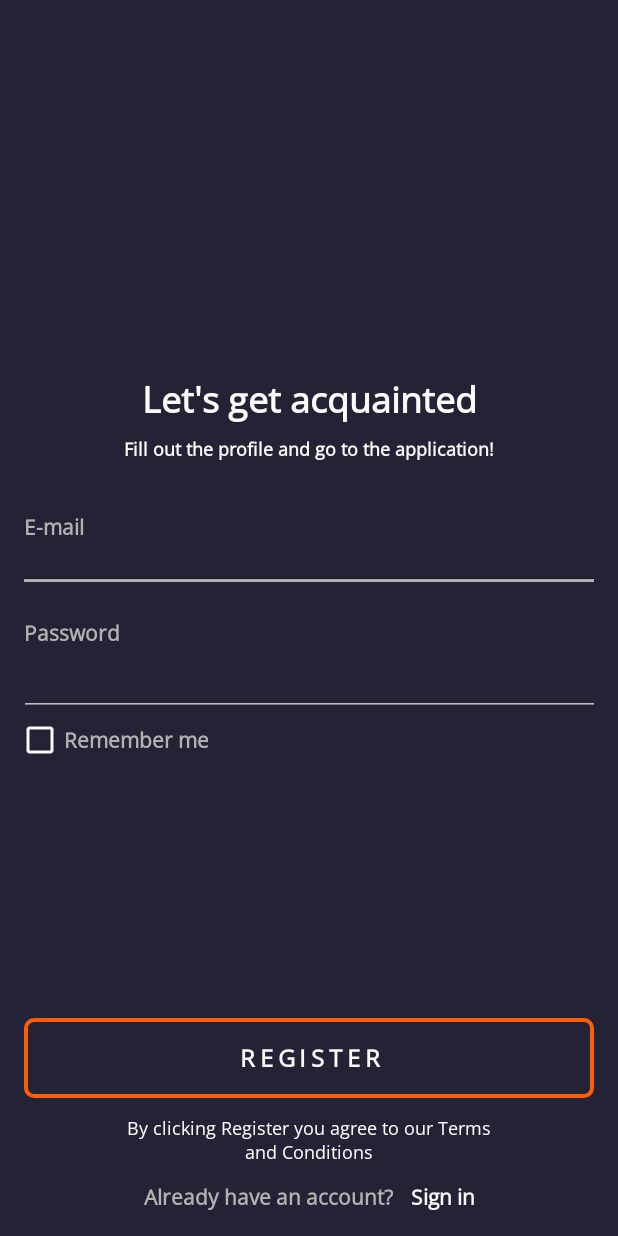
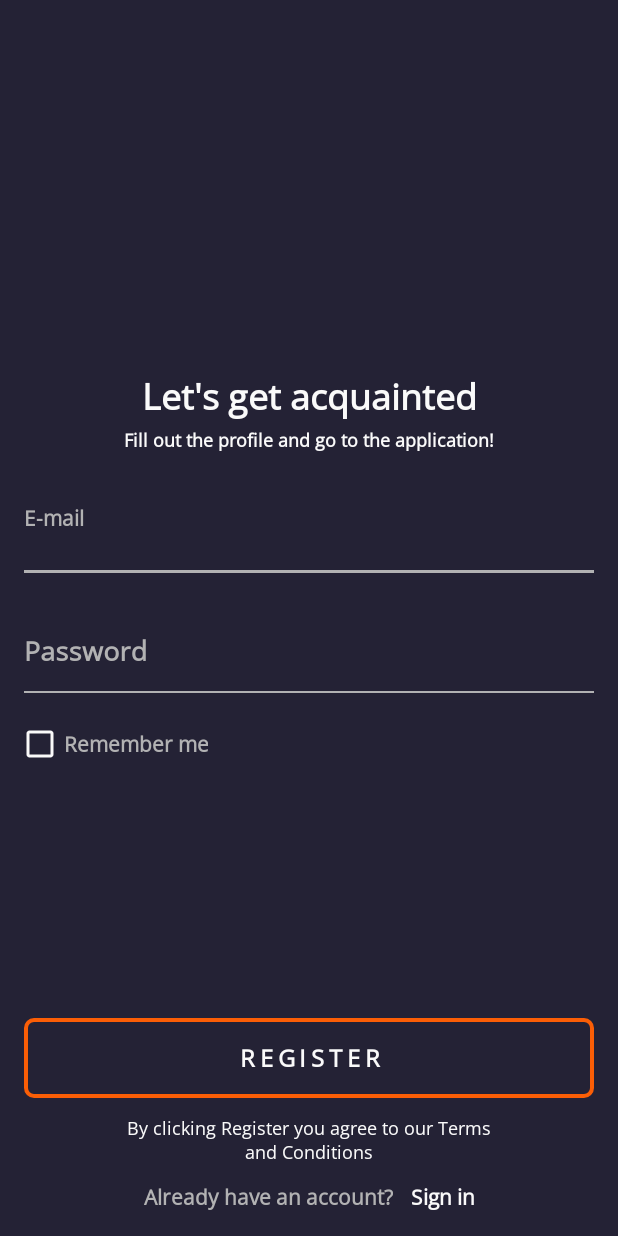
Before and after one commit to oprotsenko/MyProfile, an Android app: the screen it shows after launch (AuthActivity), on a phone screen of 412 x 824 dp. Run offline under Robolectric (Android 15) with nearby library versions, the phone set to English and light mode, and no system bars.

Commit message:
first review

```diff
--- a/app/src/main/java/com/protsolo/AuthActivity.kt
+++ b/app/src/main/java/com/protsolo/AuthActivity.kt
@@ -1,13 +1,10 @@
 package com.protsolo
 
 import PreferenceStorage
+import android.content.Intent
+import android.os.Bundle
+import android.util.Patterns
 import androidx.appcompat.app.AppCompatActivity
-import android.os.Bundle
-
-import android.content.Intent
-import android.content.res.ColorStateList
-import android.graphics.Color
-import android.util.Patterns
 import androidx.core.widget.doOnTextChanged
 import com.protsolo.databinding.ActivityAuthBinding
 
@@ -29,21 +26,27 @@ class AuthActivity : AppCompatActivity() {
 
     private fun setListeners() {
         binding.apply {
-            textLayoutEmail.editText?.doOnTextChanged { text, start, before, count ->
+            textInputLayoutEmail.editText?.doOnTextChanged { text, start, before, count ->
                 if (validMail(text)) {
-                    textLayoutEmail.isErrorEnabled = false
+                    textInputLayoutEmail.isErrorEnabled = false
                 } else {
-                    textLayoutEmail.error = "Email is not valid"
-                    textLayoutEmail.isErrorEnabled = true
+                    textInputLayoutEmail.error = "Email is not valid"
+                    textInputLayoutEmail.isErrorEnabled = true
                 }
-                buttonRegister.isEnabled = validMail(textLayoutEmail.editText!!.text) && validPassword(editTextPasswordField.text)
+                buttonRegister.isEnabled =
+                    validMail(textInputLayoutEmail.editText!!.text) && validPassword(
+                        editTextPasswordField.text
+                    )
             }
             editTextPasswordField.doOnTextChanged { text, start, before, count ->
                 if (validPassword(text)) {
                 } else {
                     editTextPasswordField.error = "Use at last 8 symbols"
                 }
-                buttonRegister.isEnabled = validMail(textLayoutEmail.editText!!.text) && validPassword(editTextPasswordField.text)
+                buttonRegister.isEnabled =
+                    validMail(textInputLayoutEmail.editText!!.text) && validPassword(
+                        editTextPasswordField.text
+                    )
             }
             buttonRegister.setOnClickListener {
                 buttonRegister.isEnabled = false
--- a/app/src/main/res/layout/activity_auth.xml
+++ b/app/src/main/res/layout/activity_auth.xml
@@ -1,5 +1,4 @@
 <?xml version="1.0" encoding="utf-8"?>
-
 <androidx.constraintlayout.widget.ConstraintLayout xmlns:android="http://schemas.android.com/apk/res/android"
     xmlns:app="http://schemas.android.com/apk/res-auto"
     xmlns:tools="http://schemas.android.com/tools"
@@ -9,42 +8,50 @@
     app:layoutDescription="@xml/activity_auth_scene"
     tools:context=".AuthActivity">
 
-    <!--    <androidx.constraintlayout.widget.ConstraintLayout-->
-    <!--        style="@style/InnerLayout"-->
-    <!--        android:layout_marginBottom="@dimen/between_elements_margin"-->
-    <!--        app:layout_constraintBottom_toTopOf="@id/guideLineHorizontalCenter"-->
-    <!--        app:layout_constraintEnd_toEndOf="parent"-->
-    <!--        app:layout_constraintStart_toStartOf="parent">-->
+    <androidx.constraintlayout.widget.Guideline
+        android:id="@+id/guideLineHorizontal0.3"
+        android:layout_width="wrap_content"
+        android:layout_height="wrap_content"
+        android:orientation="horizontal"
+        app:layout_constraintGuide_percent="0.3" />
+
+    <androidx.constraintlayout.widget.ConstraintLayout
+        android:id="@+id/constraintLayout2"
+        style="@style/InnerLayout"
+        android:layout_width="match_parent"
+        android:layout_height="wrap_content"
+        app:layout_constraintTop_toTopOf="@id/guideLineHorizontal0.3"
+        tools:layout_editor_absoluteX="16dp">
 
         <androidx.appcompat.widget.AppCompatTextView
+            android:id="@+id/textViewTitle"
             style="@style/Text"
             android:layout_width="wrap_content"
             android:layout_height="wrap_content"
-        android:layout_marginBottom="@dimen/between_text_margin"
             android:text="@string/register_invitation"
             android:textSize="@dimen/h1"
-        app:layout_constraintBottom_toTopOf="@id/textViewFillOutDescription"
             app:layout_constraintEnd_toEndOf="parent"
-        app:layout_constraintStart_toStartOf="parent" />
+            app:layout_constraintStart_toStartOf="parent"
+            app:layout_constraintTop_toTopOf="parent" />
 
         <androidx.appcompat.widget.AppCompatTextView
             android:id="@+id/textViewFillOutDescription"
             style="@style/Text"
             android:layout_width="wrap_content"
             android:layout_height="wrap_content"
+            android:layout_marginTop="4dp"
             android:layout_marginBottom="@dimen/between_elements_margin"
             android:text="@string/fill_out_description"
             android:textSize="@dimen/h4"
-        app:layout_constraintBottom_toTopOf="@id/textLayoutEmail"
             app:layout_constraintEnd_toEndOf="parent"
-        app:layout_constraintStart_toStartOf="parent" />
+            app:layout_constraintStart_toStartOf="parent"
+            app:layout_constraintTop_toBottomOf="@+id/textViewTitle" />
 
         <com.google.android.material.textfield.TextInputLayout
-        android:id="@+id/textLayoutEmail"
+            android:id="@+id/textInputLayoutEmail"
             android:layout_width="match_parent"
             android:layout_height="wrap_content"
-        android:layout_marginStart="@dimen/sides_margin"
-        android:layout_marginEnd="@dimen/sides_margin"
+            android:layout_marginTop="24dp"
             android:layout_marginBottom="@dimen/between_elements_margin"
             android:baselineAligned="false"
             android:textAlignment="textStart"
@@ -54,14 +61,14 @@
             app:boxBackgroundMode="filled"
             app:boxStrokeColor="@color/light_gray_text"
             app:boxStrokeErrorColor="@color/light_gray_text"
-        app:boxStrokeWidth="2.5dp"
+            app:boxStrokeWidth="1.5dp"
             app:errorEnabled="false"
             app:errorTextColor="@color/error_color"
             app:hintAnimationEnabled="false"
             app:hintTextAppearance="@style/TextAppearance.AppCompat.Small"
-        app:layout_constraintBottom_toTopOf="@+id/guideLineHorizontalCenter"
             app:layout_constraintEnd_toEndOf="parent"
-        app:layout_constraintStart_toStartOf="parent">
+            app:layout_constraintStart_toStartOf="parent"
+            app:layout_constraintTop_toBottomOf="@+id/textViewFillOutDescription">
 
             <com.google.android.material.textfield.TextInputEditText
                 android:id="@+id/editTextEmailAddressField"
@@ -77,59 +84,54 @@
                 android:textAlignment="textStart"
                 android:textColorHint="@color/light_gray_text"
                 android:textSize="@dimen/h2"
-            app:layout_constraintBottom_toBottomOf="parent"
                 app:layout_constraintEnd_toEndOf="parent"
                 app:layout_constraintStart_toStartOf="parent"
+                app:layout_constraintTop_toTopOf="parent"
                 tools:ignore="RtlSymmetry" />
         </com.google.android.material.textfield.TextInputLayout>
 
-    <!--        <androidx.appcompat.widget.AppCompatTextView-->
-    <!--            android:id="@+id/TextViewEmailSign"-->
-    <!--            style="@style/Text.LightGray"-->
-    <!--            android:text="@string/email"-->
-    <!--            android:textSize="@dimen/h3"-->
-    <!--            app:layout_constraintBottom_toTopOf="@id/editTextEmailAddressField"-->
-    <!--            app:layout_constraintStart_toStartOf="parent"-->
-    <!--            tools:ignore="MissingConstraints" />-->
-
-    <!--        <androidx.appcompat.widget.AppCompatEditText-->
-    <!--            android:id="@+id/editTextEmailAddressField"-->
-    <!--            style="@style/EditTextField"-->
-    <!--            android:inputType="textEmailAddress"-->
-    <!--            app:layout_constraintBottom_toBottomOf="parent"-->
-    <!--            app:layout_constraintEnd_toEndOf="parent"-->
-    <!--            app:layout_constraintStart_toStartOf="parent" />-->
-    <!--    </androidx.constraintlayout.widget.ConstraintLayout>-->
-
-    <androidx.constraintlayout.widget.Guideline
-        android:id="@+id/guideLineHorizontalCenter"
-        android:layout_width="wrap_content"
+        <com.google.android.material.textfield.TextInputLayout
+            android:id="@+id/textInputLayoutPassword"
+            android:layout_width="match_parent"
             android:layout_height="wrap_content"
-        android:orientation="horizontal"
-        app:layout_constraintGuide_percent="0.5" />
-
-    <androidx.constraintlayout.widget.ConstraintLayout
-        style="@style/InnerLayout"
+            android:layout_marginTop="24dp"
+            android:layout_marginBottom="@dimen/between_elements_margin"
+            android:baselineAligned="false"
+            android:textAlignment="textStart"
+            android:textColorHint="@color/light_gray_text"
+            android:textSize="@dimen/h3"
+            app:boxBackgroundColor="@color/light_gray_text"
+            app:boxBackgroundMode="filled"
+            app:boxStrokeColor="@color/light_gray_text"
+            app:boxStrokeErrorColor="@color/light_gray_text"
+            app:boxStrokeWidth="1.5dp"
+            app:errorEnabled="false"
+            app:errorTextColor="@color/error_color"
+            app:hintAnimationEnabled="false"
+            app:hintTextAppearance="@style/TextAppearance.AppCompat.Small"
             app:layout_constraintEnd_toEndOf="parent"
             app:layout_constraintStart_toStartOf="parent"
-        app:layout_constraintTop_toTopOf="@id/guideLineHorizontalCenter">
+            app:layout_constraintTop_toBottomOf="@id/textInputLayoutEmail">
 
-        <androidx.appcompat.widget.AppCompatTextView
-            android:id="@+id/TextViewPasswordSign"
-            style="@style/Text.LightGray"
-            android:text="@string/password"
-            android:textSize="@dimen/h3"
-            tools:ignore="MissingConstraints" />
-
-
-        <androidx.appcompat.widget.AppCompatEditText
+            <com.google.android.material.textfield.TextInputEditText
                 android:id="@+id/editTextPasswordField"
-            style="@style/EditTextField"
-            android:inputType="textPassword"
+                style="@style/Text"
+                android:layout_width="match_parent"
+                android:layout_height="match_parent"
+                android:background="@color/main_blue_color"
+                android:ems="10"
+                android:foregroundTint="@color/light_gray_text"
+                android:hint="@string/password"
+                android:inputType="textEmailAddress"
+                android:paddingStart="0dp"
+                android:textAlignment="textStart"
+                android:textColorHint="@color/light_gray_text"
+                android:textSize="@dimen/h2"
                 app:layout_constraintEnd_toEndOf="parent"
                 app:layout_constraintStart_toStartOf="parent"
-            app:layout_constraintTop_toBottomOf="@id/TextViewPasswordSign" />
-
+                app:layout_constraintTop_toTopOf="parent"
+                tools:ignore="RtlSymmetry" />
+        </com.google.android.material.textfield.TextInputLayout>
 
         <androidx.appcompat.widget.AppCompatCheckBox
             android:id="@+id/checkBox"
@@ -137,14 +139,22 @@
             android:layout_width="wrap_content"
             android:layout_height="wrap_content"
             android:layout_marginStart="-6dp"
+            android:layout_marginTop="18dp"
             android:buttonTint="@color/white"
             android:minHeight="@dimen/zero"
             android:text="@string/remember_me"
             app:layout_constraintStart_toStartOf="parent"
-            app:layout_constraintTop_toBottomOf="@id/editTextPasswordField" />
+            app:layout_constraintTop_toBottomOf="@id/textInputLayoutPassword" />
 
     </androidx.constraintlayout.widget.ConstraintLayout>
 
+    <androidx.constraintlayout.widget.ConstraintLayout
+        style="@style/InnerLayout"
+        android:layout_width="match_parent"
+        android:layout_height="wrap_content"
+        app:layout_constraintBottom_toBottomOf="parent"
+        app:layout_constraintEnd_toEndOf="parent"
+        app:layout_constraintStart_toStartOf="parent">
 
         <androidx.appcompat.widget.AppCompatButton
             android:id="@+id/buttonRegister"
@@ -199,6 +209,7 @@
                 app:layout_constraintStart_toEndOf="@id/textViewHaveAccount" />
 
         </androidx.constraintlayout.widget.ConstraintLayout>
+    </androidx.constraintlayout.widget.ConstraintLayout>
 
 
 </androidx.constraintlayout.widget.ConstraintLayout>
--- a/app/src/main/res/layout/activity_main.xml
+++ b/app/src/main/res/layout/activity_main.xml
@@ -9,6 +9,7 @@
     tools:context=".MainActivity">
 
     <androidx.constraintlayout.widget.ConstraintLayout
+        android:id="@+id/constraintLayout3"
         android:layout_width="match_parent"
         android:layout_height="@dimen/zero"
         android:background="@color/main_blue_color"
@@ -85,6 +86,14 @@
         android:orientation="horizontal"
         app:layout_constraintGuide_percent="0.5" />
 
+    <androidx.constraintlayout.widget.ConstraintLayout
+        style="@style/InnerLayout"
+        android:layout_width="match_parent"
+        android:layout_height="wrap_content"
+        app:layout_constraintBottom_toBottomOf="parent"
+        app:layout_constraintEnd_toEndOf="parent"
+        app:layout_constraintStart_toStartOf="parent">
+
         <androidx.appcompat.widget.AppCompatButton
             android:id="@+id/buttonSocialFacebook"
             android:layout_width="wrap_content"
@@ -148,6 +157,7 @@
             app:layout_constraintBottom_toBottomOf="parent"
             app:layout_constraintEnd_toEndOf="parent"
             app:layout_constraintStart_toStartOf="parent" />
+    </androidx.constraintlayout.widget.ConstraintLayout>
 
 
 </androidx.constraintlayout.widget.ConstraintLayout>
--- a/app/src/main/res/values/colors.xml
+++ b/app/src/main/res/values/colors.xml
@@ -14,4 +14,5 @@
     <color name="orange">#FB5E06</color>
     <color name="gray_line">#BDBDBD</color>
     <color name="error_color">#F93E3E</color>
+    <color name="mtrl_textinput_default_box_stroke_color">#B2B2B3</color>
 </resources>
--- a/app/src/main/res/values/styles.xml
+++ b/app/src/main/res/values/styles.xml
@@ -31,8 +31,6 @@
         <item name="android:paddingTop">@dimen/button_top_bottom_padding</item>
         <item name="android:paddingBottom">@dimen/button_top_bottom_padding</item>
         <item name="android:textFontWeight" tools:targetApi="p">600</item>
-        <item name="android:layout_marginStart">@dimen/sides_margin</item>
-        <item name="android:layout_marginEnd">@dimen/sides_margin</item>
     </style>
 
     <style name="BorderlessButton" parent="TextAppearance.AppCompat.Widget.Button.Borderless.Colored">
```
Lines whose indentation alone changed are shown as unchanged.
